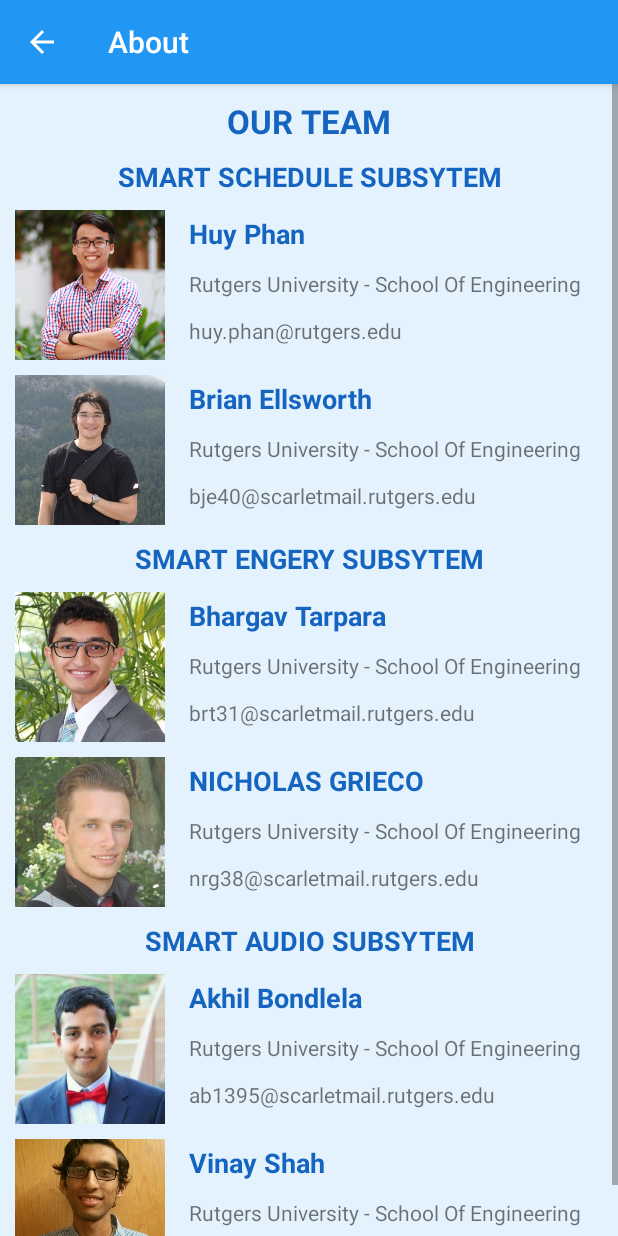
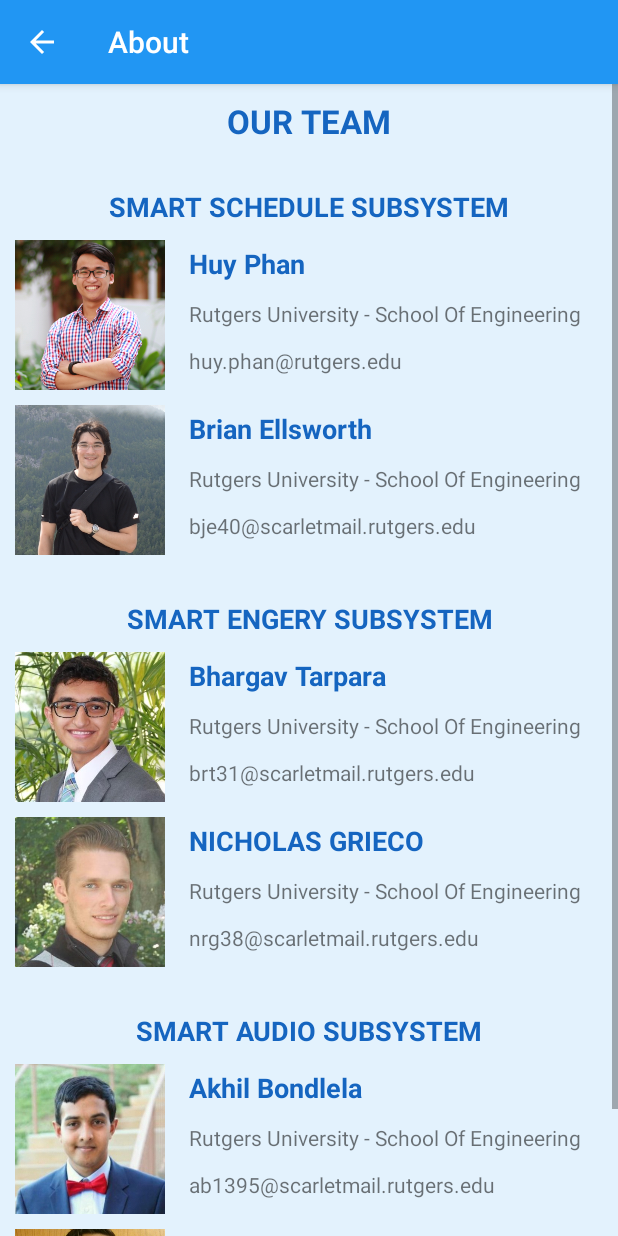
Before and after one commit to RUSEGroup12/SmartSchedule, an Android app: the AboutActivity screen opened directly, with no data from a screen before it, on a phone screen of 412 x 824 dp. Run offline under Robolectric (Android 15) with nearby library versions, the phone set to English and light mode, and no system bars.

Commit message:
Make some final changes

```diff
--- a/app/src/main/res/layout/activity_about.xml
+++ b/app/src/main/res/layout/activity_about.xml
@@ -30,13 +30,13 @@
         <TextView
             android:layout_width="match_parent"
             android:layout_height="wrap_content"
-            android:text="Smart Schedule Subsytem"
+            android:text="Smart Schedule Subsystem"
             android:textStyle="bold"
             android:textAppearance="?android:textAppearanceMedium"
             android:textColor="@color/colorPrimaryDark"
             android:gravity="center"
             android:textAllCaps="true"
-            android:paddingTop="10dp" />
+            android:paddingTop="30dp" />
 
         <LinearLayout
             android:layout_width="match_parent"
@@ -136,13 +136,13 @@
         <TextView
             android:layout_width="match_parent"
             android:layout_height="wrap_content"
-            android:text="Smart Engery Subsytem"
+            android:text="Smart Engery Subsystem"
             android:textStyle="bold"
             android:textAppearance="?android:textAppearanceMedium"
             android:textColor="@color/colorPrimaryDark"
             android:gravity="center"
             android:textAllCaps="true"
-            android:paddingTop="10dp" />
+            android:paddingTop="30dp" />
         <LinearLayout
             android:layout_width="match_parent"
             android:layout_height="wrap_content"
@@ -241,13 +241,13 @@
         <TextView
             android:layout_width="match_parent"
             android:layout_height="wrap_content"
-            android:text="Smart Audio Subsytem"
+            android:text="Smart Audio Subsystem"
             android:textStyle="bold"
             android:textAppearance="?android:textAppearanceMedium"
             android:textColor="@color/colorPrimaryDark"
             android:gravity="center"
             android:textAllCaps="true"
-            android:paddingTop="10dp" />
+            android:paddingTop="30dp" />
         <LinearLayout
             android:layout_width="match_parent"
             android:layout_height="wrap_content"
```
